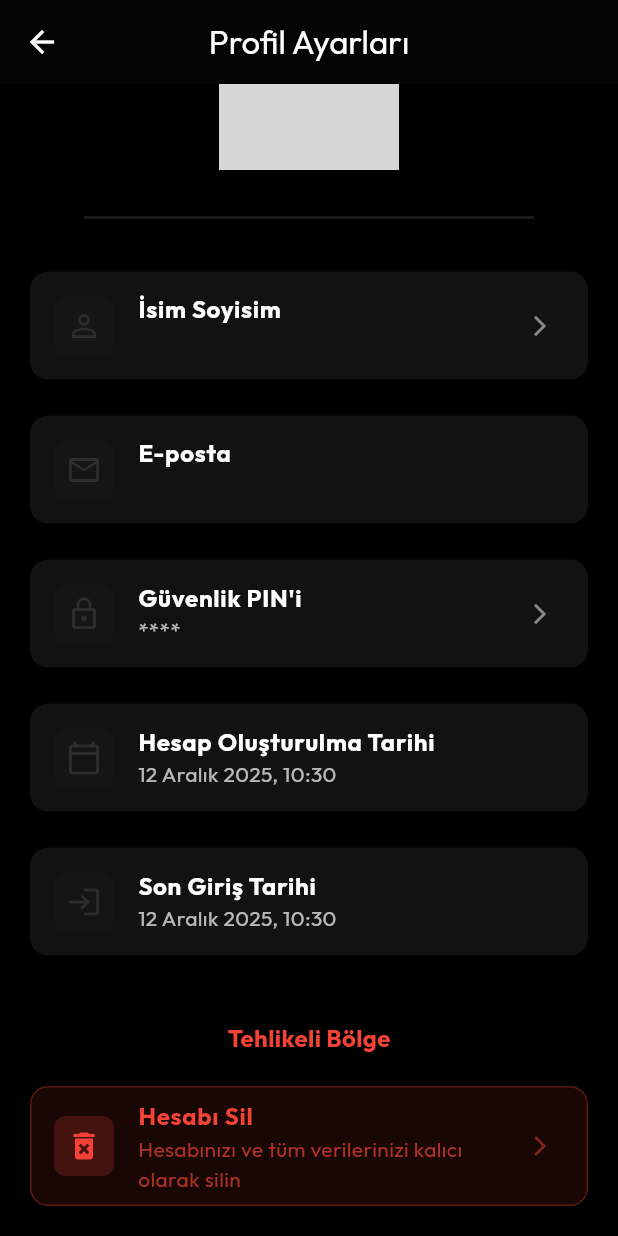
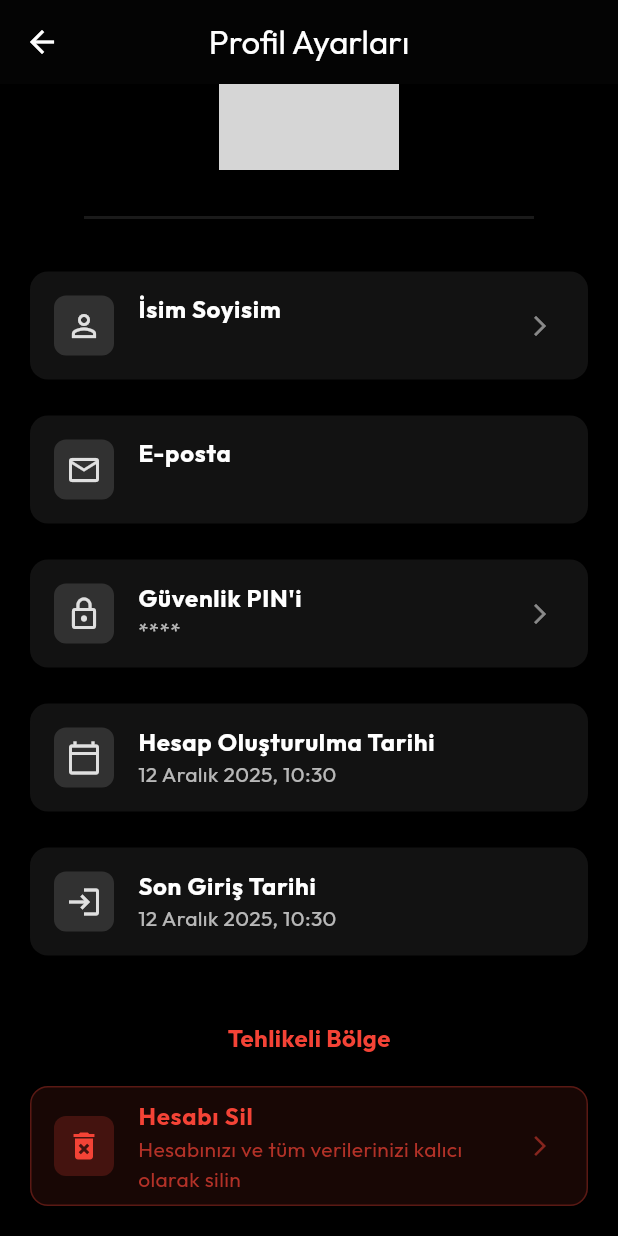
Before and after one commit to SeyitAltintas/Cashly, a Flutter app: the ProfileSettingsPage screen opened directly with empty values, scrolled down 99 dp, on a phone screen of 412 x 824 dp. Run offline on Flutter 3.47's test engine with Material 3 defaults, Android fonts, the light colour scheme and no system bars; our stand-ins replace fl_chart, flutter_tts, google_fonts, hive_flutter, image_picker, local_auth and 1 more; accounts and stored records are empty; grey boxes are pictures that could not be loaded.

Commit message:
Varsayılan tema 5.adım

```diff
--- a/lib/features/settings/presentation/pages/animations_settings_page.dart
+++ b/lib/features/settings/presentation/pages/animations_settings_page.dart
@@ -85,8 +85,10 @@ class AnimationsSettingsPage extends StatelessWidget {
                       SwitchListTile(
                         activeTrackColor: Theme.of(
                           context,
-                        ).colorScheme.primary.withValues(alpha: 0.5),
-                        activeThumbColor: Theme.of(context).colorScheme.primary,
+                        ).colorScheme.secondary.withValues(alpha: 0.5),
+                        activeThumbColor: Theme.of(
+                          context,
+                        ).colorScheme.secondary,
                         contentPadding: const EdgeInsets.symmetric(
                           horizontal: 20,
                           vertical: 12,
--- a/lib/features/settings/presentation/pages/profile_settings_page.dart
+++ b/lib/features/settings/presentation/pages/profile_settings_page.dart
@@ -1367,12 +1367,12 @@ class _ProfileSettingsPageState extends State<ProfileSettingsPage> {
                     decoration: BoxDecoration(
                       color: Theme.of(
                         context,
-                      ).colorScheme.primary.withValues(alpha: 0.1),
+                      ).colorScheme.secondary.withValues(alpha: 0.15),
                       borderRadius: BorderRadius.circular(12),
                     ),
                     child: Icon(
                       Icons.fingerprint,
-                      color: Theme.of(context).colorScheme.primary,
+                      color: Theme.of(context).colorScheme.secondary,
                       size: 24,
                     ),
                   ),
@@ -1395,7 +1395,7 @@ class _ProfileSettingsPageState extends State<ProfileSettingsPage> {
                   trailing: Switch(
                     value: _currentUser?.biometricEnabled ?? false,
                     onChanged: _handleBiometricToggle,
-                    activeTrackColor: Theme.of(context).colorScheme.primary,
+                    activeTrackColor: Theme.of(context).colorScheme.secondary,
                   ),
                 ),
               ),
@@ -1491,10 +1491,12 @@ class _ProfileSettingsPageState extends State<ProfileSettingsPage> {
         leading: Container(
           padding: const EdgeInsets.all(8),
           decoration: BoxDecoration(
-            color: Theme.of(context).colorScheme.primary.withValues(alpha: 0.1),
+            color: Theme.of(
+              context,
+            ).colorScheme.secondary.withValues(alpha: 0.15),
             borderRadius: BorderRadius.circular(8),
           ),
-          child: Icon(icon, color: Theme.of(context).colorScheme.primary),
+          child: Icon(icon, color: Theme.of(context).colorScheme.secondary),
         ),
         title: Text(
           title,
```
Also changed, not shown: lib/features/settings/presentation/pages/voice_assistant_page.dart (+8 -6 lines).
